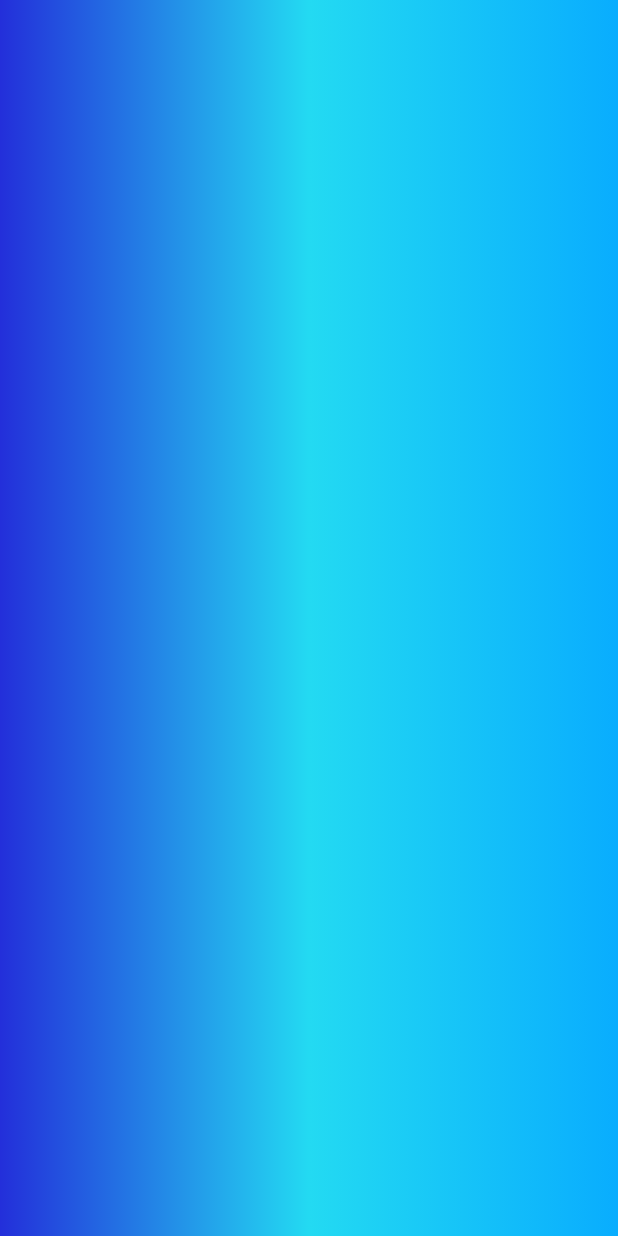
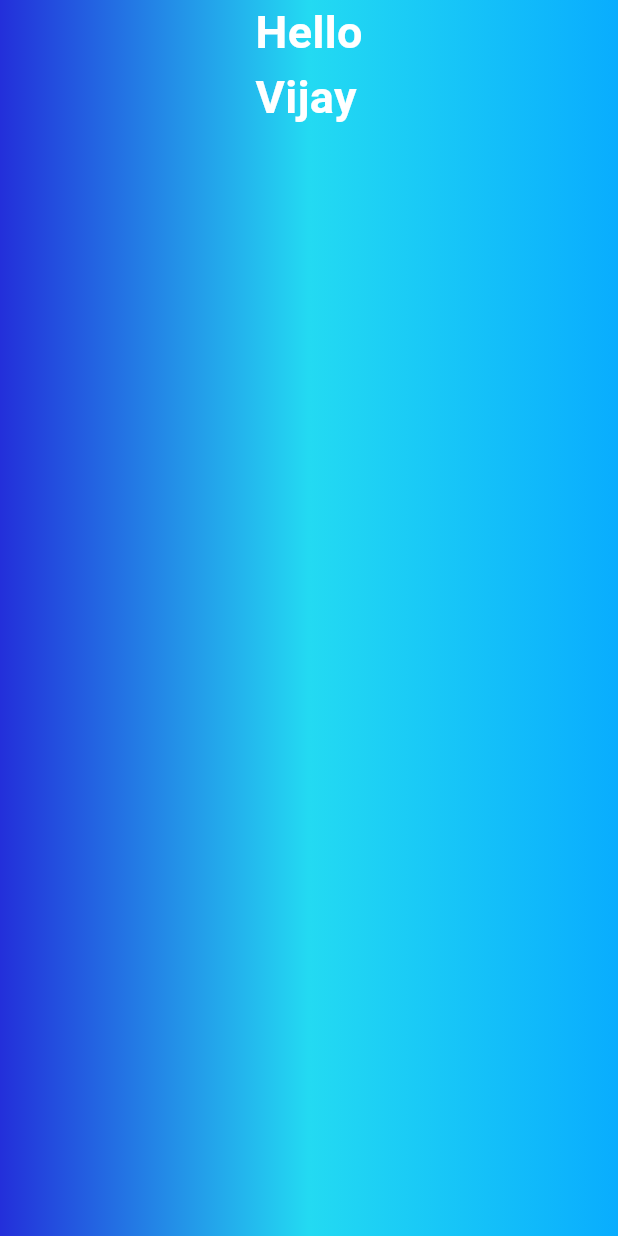
Before and after one commit to Vijay6868/learning-flutter, a Flutter app: the screen it shows after launch, on a phone screen of 412 x 824 dp. Run offline on Flutter 3.47's test engine with Material 3 defaults, Android fonts, the phone set to English and light mode, and no system bars.

Commit message:
minor change

```diff
--- a/vs_code/demo_project/demo_application/lib/pages/home.dart
+++ b/vs_code/demo_project/demo_application/lib/pages/home.dart
@@ -26,7 +26,16 @@ class _HomeState extends State<Home> {
           ),
         ),
         child: Column(
-          children: [], // You can add children here
+          children: [
+            Text(
+              "Hello\nVijay",
+              style: TextStyle(
+                color: Colors.white,
+                fontSize: 30.0,
+                fontWeight: FontWeight.bold),
+              ),
+
+          ], // You can add children here
         ),
       ),
     );
```
